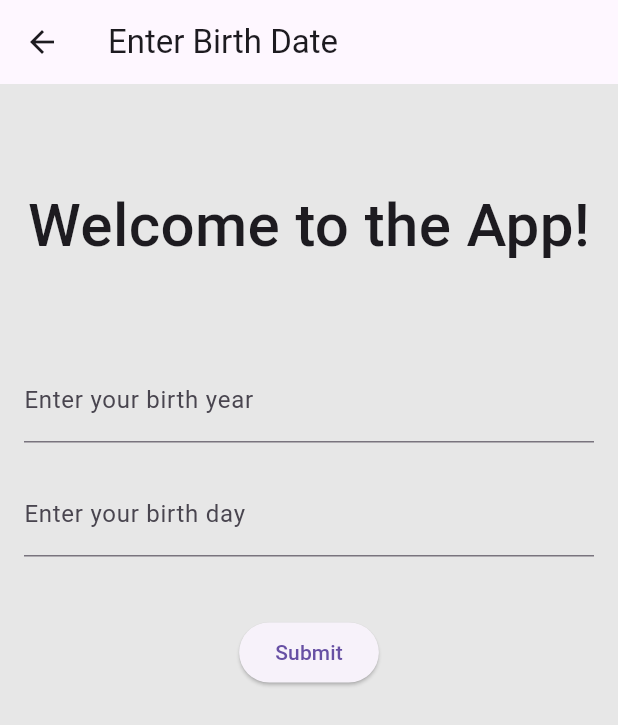
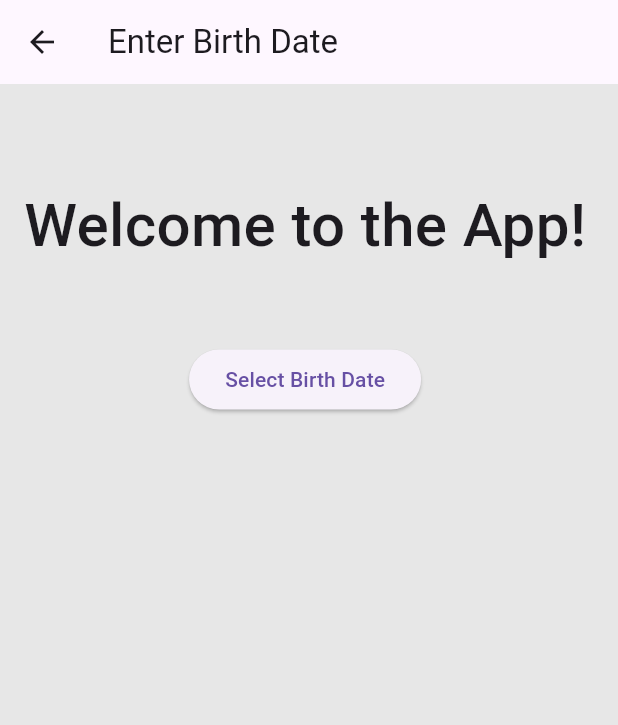
Before and after one commit to TommyBaskerville/AgeTimerFinal, a Flutter app: the BirthDatePage screen opened directly, on a phone screen of 412 x 824 dp. Shown: the top 725 px of the screen. Run offline on Flutter 3.47's test engine with Material 3 defaults, Android fonts, the phone set to English and light mode, and no system bars; our stand-ins replace cloud_firestore, firebase_auth, firebase_core; accounts and stored records are empty.

```diff
--- a/lib/auth/InsertAge.dart
+++ b/lib/auth/InsertAge.dart
@@ -1,4 +1,6 @@
 import 'package:flutter/material.dart';
+import 'package:firebase_auth/firebase_auth.dart'; // Importa el paquete de Firebase Authentication
+import 'package:cloud_firestore/cloud_firestore.dart'; // Importa el paquete de Cloud Firestore
 
 class BirthDatePage extends StatefulWidget {
   @override
@@ -27,32 +29,23 @@ class _BirthDatePageState extends State<BirthDatePage> {
         padding: const EdgeInsets.all(16.0),
         child: Column(
           children: <Widget>[
-            SizedBox(height: 50),
+            SizedBox(height: 50), // Add space above the "Welcome to the App!" text
             const Text("Welcome to the App!",
                 style: TextStyle(fontSize: 40, fontWeight: FontWeight.w500)),
             const SizedBox(height: 50),
-            SizedBox(height: 10),
-            TextField(
-              controller: _yearController,
-              decoration: InputDecoration(
-                labelText: 'Enter your birth year',
-              ),
-              keyboardType: TextInputType.number,
-            ),
-            SizedBox(height: 20),
-            TextField(
-              controller: _dayController,
-              decoration: InputDecoration(
-                labelText: 'Enter your birth day',
-              ),
-              keyboardType: TextInputType.number,
-            ),
-            SizedBox(height: 40),
             ElevatedButton(
-              child: Text('Submit'),
-              onPressed: () {
-                print('Birth Year: ${_yearController.text}');
-                print('Birth Day: ${_dayController.text}');
+              child: Text('Select Birth Date'),
+              onPressed: () async {
+                final DateTime? pickedDate = await showDatePicker(
+                  context: context,
+                  initialDate: DateTime.now(),
+                  firstDate: DateTime(1900),
+                  lastDate: DateTime.now(),
+                );
+                if (pickedDate != null) {
+                  // Save birth date to Firebase
+                  saveBirthDateToFirebase(pickedDate);
+                }
               },
             ),
           ],
@@ -60,4 +53,25 @@ class _BirthDatePageState extends State<BirthDatePage> {
       ),
     );
   }
+
+  void saveBirthDateToFirebase(DateTime birthDate) async {
+    try {
+      // Access the current user from Firebase Authentication
+      User? user = FirebaseAuth.instance.currentUser;
+
+      // Reference to the users collection in Firestore
+      CollectionReference users = FirebaseFirestore.instance.collection('users');
+
+      // Update the birth date for the current user
+      await users.doc(user!.uid).update({
+        'birthDate': birthDate,
+      });
+
+      // Navigate to the next screen or perform any other actions upon successful save
+      print('Birth Date saved successfully: $birthDate');
+    } catch (e) {
+      print('Error saving birth date: $e');
+      // Handle any errors that occur during the save process
+    }
+  }
 }
--- a/lib/auth/signup_screen.dart
+++ b/lib/auth/signup_screen.dart
@@ -38,7 +38,7 @@ class _SignupScreenState extends State<SignupScreen> {
         child: Column(
           children: [
             const Spacer(),
-            const Text("Signup",
+            const Text("Sign up",
                 style: TextStyle(fontSize: 40, fontWeight: FontWeight.w500)),
             const SizedBox(
               height: 50,
--- a/pubspec.yaml
+++ b/pubspec.yaml
@@ -37,6 +37,7 @@ dependencies:
   cupertino_icons: ^1.0.2
   firebase_core: ^2.26.0
   firebase_auth: ^4.17.7
+  cloud_firestore: ^4.15.7
   flutter_native_splash: ^2.4.0
 
 dev_dependencies:
```
Also changed, not shown: pubspec.lock, 3 other files.
